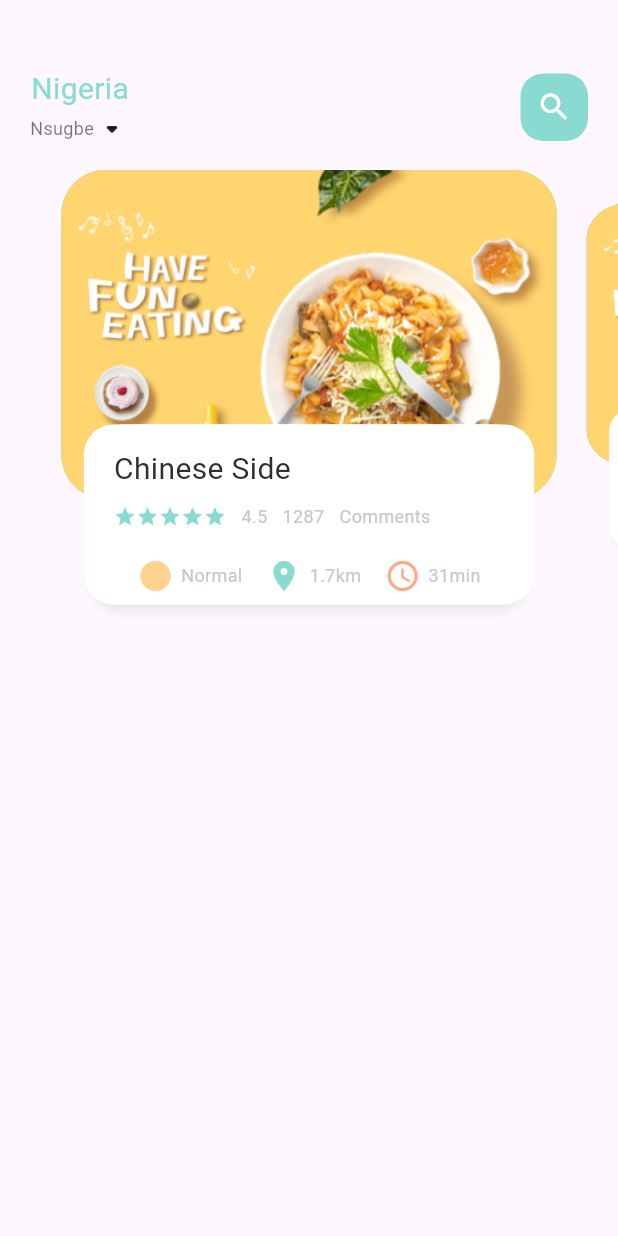
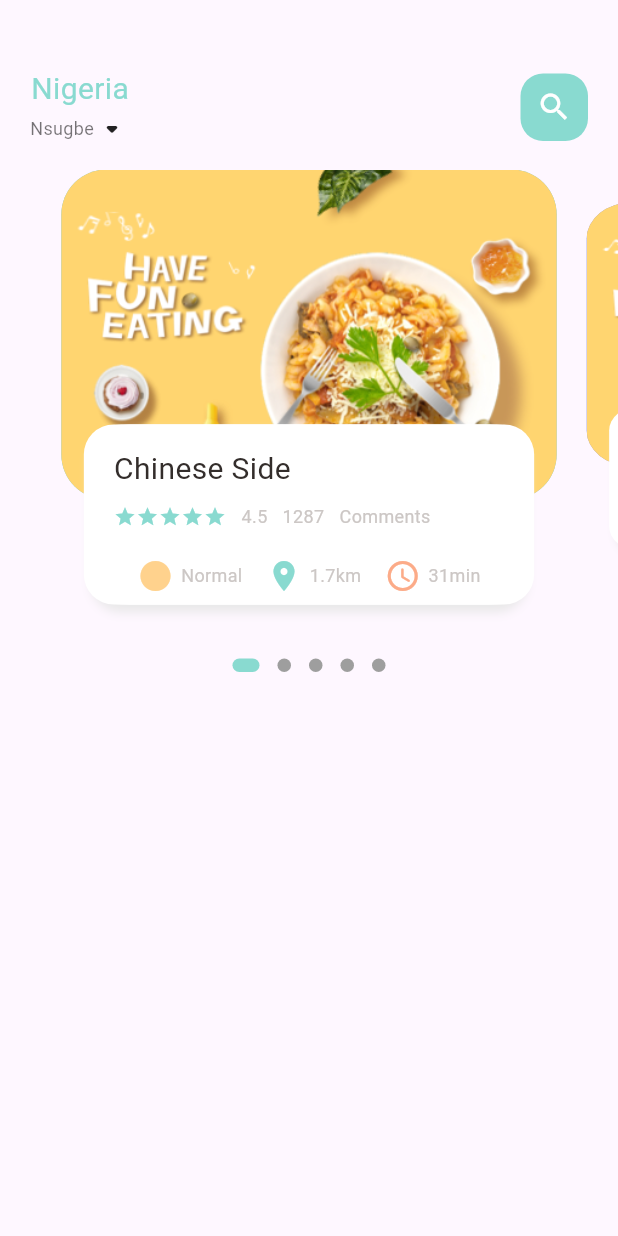
Before and after one commit to fidelisnwabisi/fooddelivery_tutorial, a Flutter app: the screen it shows after launch, on a phone screen of 412 x 824 dp. Run offline on Flutter 3.47's test engine with Material 2 defaults, Android fonts, the light colour scheme and no system bars; drawn by our look-alikes of dots_indicator.

Commit message:
added dot indicator to the food body page

```diff
--- a/lib/home/food_page_body.dart
+++ b/lib/home/food_page_body.dart
@@ -1,3 +1,4 @@
+import 'package:dots_indicator/dots_indicator.dart';
 import 'package:flutter/material.dart';
 import 'package:fooddelivery_tutorial/utils/colors.dart';
 import 'package:fooddelivery_tutorial/widgets/big_text.dart';
@@ -35,7 +36,9 @@
 
   @override
   Widget build(BuildContext context) {
-    return Container(
+    return Column(
+      children: [
+        Container(
           // color: Colors.red,
           height: 320,
           child: PageView.builder(
@@ -44,6 +47,19 @@
               itemBuilder: (context, position) {
                 return _buildPageItem(position);
               }),
+        ),
+        DotsIndicator(
+          dotsCount: 5,
+          position: _currPageValue.toInt(),
+          decorator: DotsDecorator(
+            activeColor: AppColors.mainColor,
+            size: const Size.square(9.0),
+            activeSize: const Size(18.0, 9.0),
+            activeShape: RoundedRectangleBorder(
+                borderRadius: BorderRadius.circular(5.0)),
+          ),
+        )
+      ],
     );
   }
 
--- a/lib/home/main_food_page.dart
+++ b/lib/home/main_food_page.dart
@@ -17,6 +17,7 @@
     return Scaffold(
       body: Column(
         children: [
+          // Showing the Header
           Container(
             child: Container(
               margin: const EdgeInsets.only(top: 45, bottom: 15),
@@ -55,6 +56,8 @@
               ),
             ),
           ),
+
+          // SHowing the Body
           const FoodPageBody()
         ],
       ),
```
Lines whose indentation alone changed are shown as unchanged.
